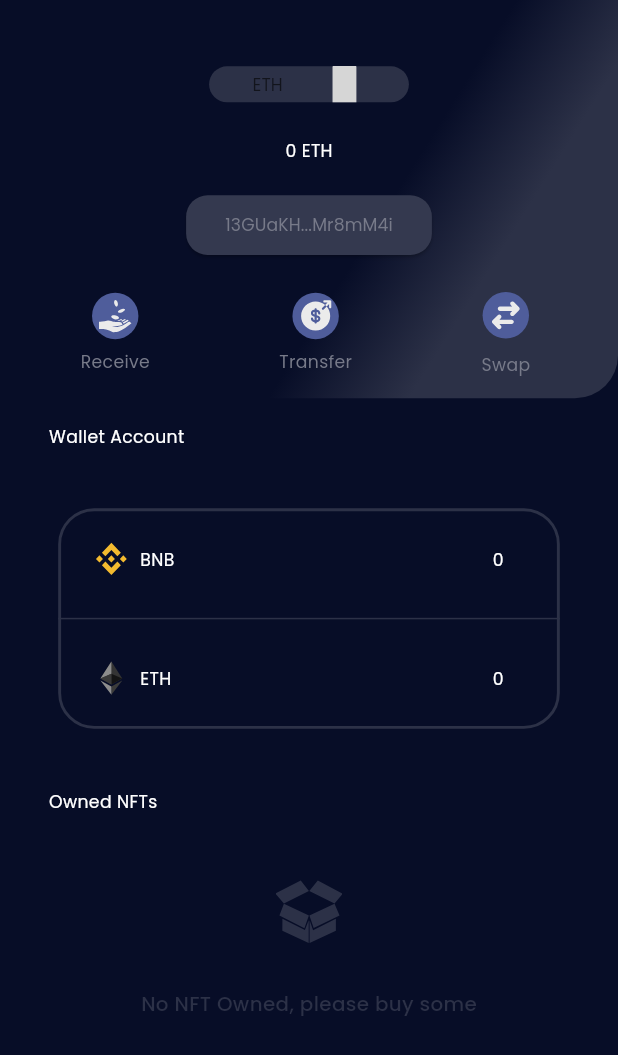
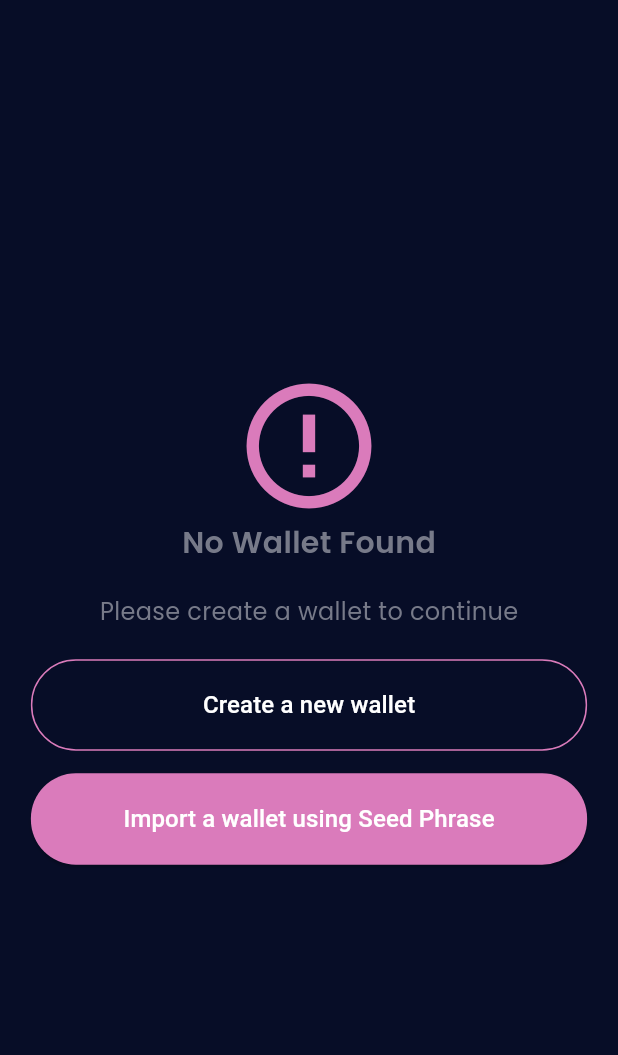
Before and after one commit to Piguins/nft_flutter, a Flutter app: the WalletPage screen opened by its route, on a phone screen of 412 x 824 dp. Shown: the top 1055 px of the screen. Run offline on Flutter 3.47's test engine with Material 3 defaults, Android fonts, the phone set to English and light mode, and no system bars; our stand-ins replace cached_network_image, cloud_firestore, connectivity_plus, firebase_auth, firebase_core, flutter_otp_text_field and 4 more; missing offline and left inert: bip39, ed25519_hd_key, web3dart; accounts and stored records are empty; grey boxes are pictures that could not be loaded.

Commit message:
done wallet ui

```diff
--- a/lib/core/utils/image_constant.dart
+++ b/lib/core/utils/image_constant.dart
@@ -21,6 +21,7 @@ class ImageConstant {
   static String imgRectangle9280x348 = '$imagePath/img_rectangle_9_280x348.png';
 // Wallet images
   static String imgArrowdown = '$imagePath/img_arrowdown.svg';
+  static String imgWarningSvg = '$imagePath/image_warning.svg';
 
 // Transfer images
   static String imgThumbsup = '$imagePath/img_thumbsup.svg';
--- /dev/null
+++ b/lib/presentation/wallet_page/screens/no_wallet_page.dart
@@ -0,0 +1,90 @@
+import 'package:flutter/cupertino.dart';
+import 'package:flutter/material.dart';
+
+import 'generate_phrase_page.dart';
+import 'verify_phrase_page.dart';
+
+class NoWalletPage extends StatelessWidget {
+  const NoWalletPage({Key? key}) : super(key: key);
+
+  @override
+  Widget build(BuildContext context) {
+    return Scaffold(
+      body: Center(
+        child: SingleChildScrollView(
+          child: Column(
+            mainAxisAlignment: MainAxisAlignment.center,
+            children: [
+              Icon(
+                // Icon with ! in circle
+                Icons.error_outline,
+                size: 100,
+                color: Color(0xFFDA7BBB),
+              ),
+              Text(
+                'No Wallet Found',
+                style: TextStyle(
+                  fontSize: 20,
+                  fontWeight: FontWeight.bold,
+                ),
+              ),
+              SizedBox(height: 20),
+              Text(
+                'Please create a wallet to continue',
+                style: TextStyle(
+                  fontSize: 16,
+                ),
+              ),
+              SizedBox(height: 20),
+              FractionallySizedBox(
+                widthFactor: 0.9,
+                child: OutlinedButton(
+                    onPressed: () {
+                      Navigator.push(
+                          context,
+                          MaterialPageRoute(
+                              builder: (context) => GeneratePhrasePage()));
+                    },
+                    // Padding
+                    style: OutlinedButton.styleFrom(
+                      padding: EdgeInsets.symmetric(vertical: 35),
+                      // Border
+                      shape: RoundedRectangleBorder(
+                        borderRadius: BorderRadius.circular(30),
+                      ),
+                      side: BorderSide(
+                        color: Color(0xFFDA7BBB),
+                      ),
+                    ),
+                    child: const Text("Create a new wallet",
+                        style: TextStyle(color: Colors.white, fontSize: 16))),
+              ),
+              SizedBox(height: 15),
+              FractionallySizedBox(
+                widthFactor: 0.9,
+                child: ElevatedButton(
+                  onPressed: () {
+                    Navigator.push(
+                        context,
+                        MaterialPageRoute(
+                            builder: (context) => VerifyPhrasePage()));
+                  },
+                  child: Text(
+                    'Import a wallet using Seed Phrase',
+                    style: TextStyle(color: Colors.white, fontSize: 16),
+                  ),
+                  style: ElevatedButton.styleFrom(
+                    padding: EdgeInsets.symmetric(vertical: 35),
+                    shape: RoundedRectangleBorder(
+                      borderRadius: BorderRadius.circular(30),
+                    ),
+                  ),
+                ),
+              ),
+            ],
+          ),
+        ),
+      ),
+    );
+  }
+}
--- a/lib/presentation/wallet_page/wallet_page.dart
+++ b/lib/presentation/wallet_page/wallet_page.dart
@@ -2,6 +2,7 @@ import 'package:application/presentation/bnb_screen/bnb_screen.dart';
 import 'package:application/presentation/eth_screen/eth_screen.dart';
 import 'package:application/presentation/receive_screen/receive_screen.dart';
 import 'package:application/presentation/transfer_screen/transfer_screen.dart';
+import 'package:application/presentation/wallet_page/screens/no_wallet_page.dart';
 import 'package:flutter/material.dart';
 import '../../core/app_export.dart';
 import '../../theme/custom_button_style.dart';
@@ -9,23 +10,46 @@ import '../../widgets/custom_drop_down.dart';
 import '../../widgets/custom_elevated_button.dart';
 import '../../widgets/custom_icon_button.dart'; // ignore_for_file: must_be_immutable
 
-// ignore_for_file: must_be_immutable
-// ignore_for_file: must_be_immutable
-class WalletPage extends StatelessWidget {
-  WalletPage({Key? key})
-      : super(
+class WalletPage extends StatefulWidget {
+  bool? isWalletEmpty;
+  WalletPage({
+    Key? key,
+    this.isWalletEmpty,
+  }) : super(
           key: key,
         );
 
+  @override
+  State<WalletPage> createState() => _WalletPageState();
+}
+
+class _WalletPageState extends State<WalletPage> {
   List<String> dropdownItemList = [
     "ETH",
     "BNB",
   ];
+
   @override
   Widget build(BuildContext context) {
     return SafeArea(
       child: Scaffold(
-        body: Container(
+        body: FutureBuilder<bool>(future: () async {
+          return widget.isWalletEmpty ?? true;
+        }(), builder: (context, snapshot) {
+          if (snapshot.connectionState == ConnectionState.waiting) {
+            return Center(
+              child: CircularProgressIndicator(),
+            );
+          } else if (snapshot.hasError) {
+            return Center(
+              child: Text("Error"),
+            );
+          }
+          bool data = snapshot.data!;
+          if (data) {
+            return NoWalletPage();
+          }
+          return Container(
             width: double.maxFinite,
             decoration: AppDecoration.fillOnPrimary,
             child: Column(
@@ -69,7 +93,8 @@ class WalletPage extends StatelessWidget {
                 SizedBox(height: 5.v)
               ],
             ),
-        ),
+          );
+        }),
       ),
     );
   }
--- a/pubspec.yaml
+++ b/pubspec.yaml
@@ -24,6 +24,7 @@ dependencies:
   hex: ^0.2.0
   provider: ^6.1.2
   shared_preferences: ^2.2.3
+  flutter_otp_text_field: ^1.1.3+2
 
 dev_dependencies:
   flutter_test:
```
Also changed, not shown: lib/presentation/login_screen/login_screen.dart (+11 -9 lines), lib/presentation/wallet_page/screens/generate_phrase_page.dart (added, +139 -0 lines), lib/presentation/wallet_page/screens/passcode_page.dart (added, +83 -0 lines), lib/presentation/wallet_page/screens/verify_phrase_page.dart (added, +114 -0 lines), lib/widgets/custom_bottom_bar.dart (+6 -3 lines), assets/images/image_warning.svg (added). Lines whose indentation alone changed are shown as unchanged.
